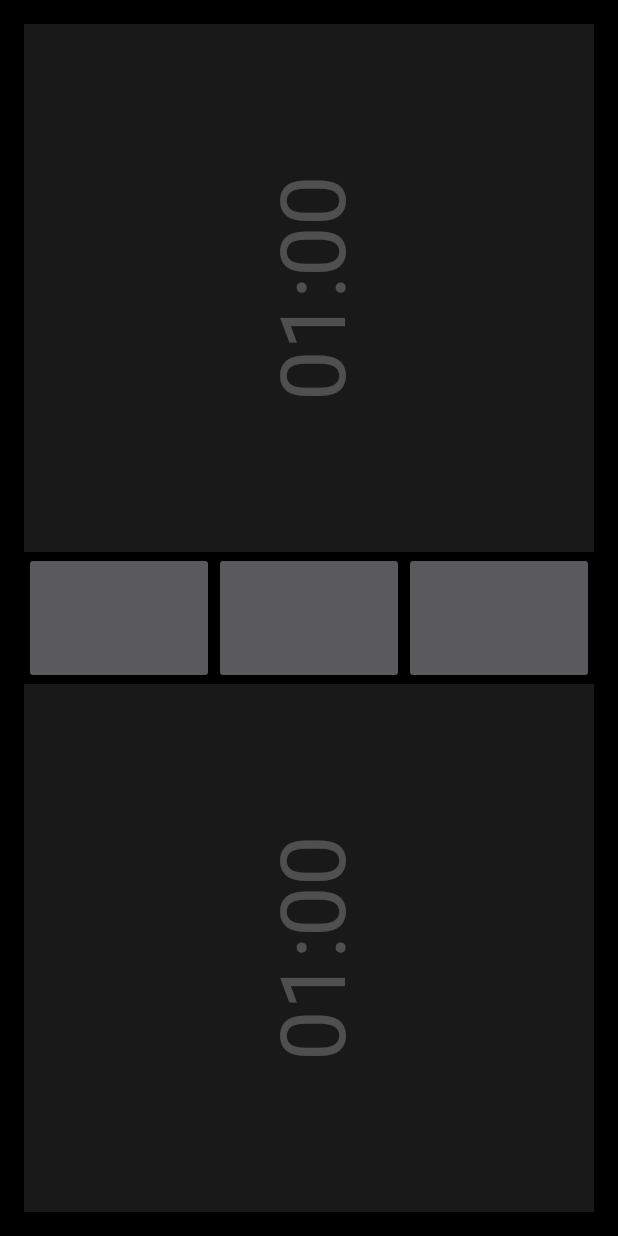
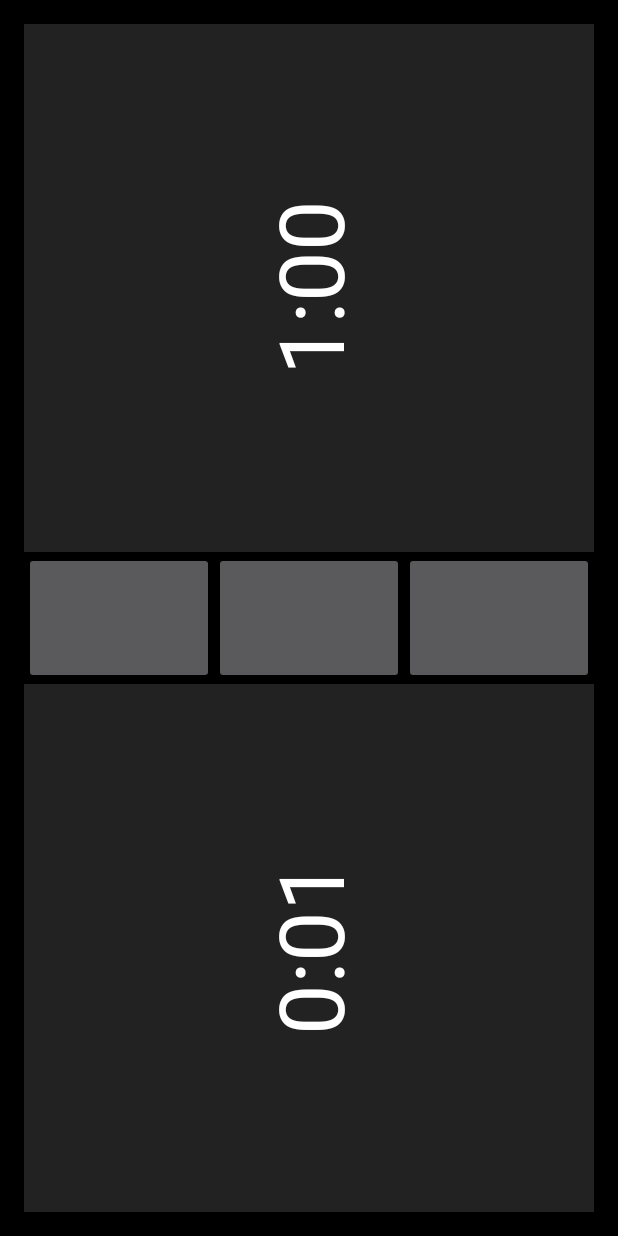
Before and after one commit to jmagine/ChessClock, an Android app: the screen it shows after launch (MainActivity), on a phone screen of 412 x 824 dp. Run offline under Robolectric (Android 15) with nearby library versions, the phone set to English and light mode, and no system bars.

Commit message:
got time format to work with hh/mm as well as mm/ss, option for colon to blink

```diff
--- a/app/src/main/java/com/example/android/chessclock/MainActivity.java
+++ b/app/src/main/java/com/example/android/chessclock/MainActivity.java
@@ -16,30 +16,55 @@ public class MainActivity extends AppCompatActivity {
   final int PLAYER_TOP = 1;
   final int PLAYER_BOT = 2;
 
+  final long HOUR = 3600000;
+  final long MINUTE = 60000;
+  final long SECOND = 1000;
+
+  final int MIN_PER_HOUR = 60;
+  final int SEC_PER_MIN = 60;
+
   long topTime;
   long bottomTime;
   int turn = PAUSE;
+
+  TextView topTimeTV;
+  TextView bottomTimeTV;
+  Button topButton;
+  Button bottomButton;
+  Button pauseButton;
 
   @Override
   protected void onCreate(Bundle savedInstanceState) {
     super.onCreate(savedInstanceState);
     setContentView(R.layout.activity_main);
 
-    topTime = 60000;
-    bottomTime = 60000;
+    topTimeTV = (TextView) findViewById(R.id.topTime);
+    bottomTimeTV = (TextView) findViewById(R.id.bottomTime);
+    topButton = (Button) findViewById(R.id.topButton);
+    bottomButton = (Button) findViewById(R.id.bottomButton);
+    pauseButton = (Button) findViewById(R.id.pauseButton);
+    topTime = 0 * HOUR + 1 * MINUTE;
+    bottomTime = 0 * HOUR + 1 * SECOND;
+
+    //TODO figure out all the intent stuff
+    //Need intent for setting time control
+    //final Bundle bundle1 = getIntent().getExtras();
 
     findViewById(R.id.topButton).setOnTouchListener(new View.OnTouchListener() {
       @Override
       public boolean onTouch(View v, MotionEvent event) {
         switch (event.getAction()) {
           case MotionEvent.ACTION_DOWN:
-            if(bottomTime > 0)
-              findViewById(R.id.bottomButton).setBackgroundColor(0xFF00FFFF);
+            if(bottomTime > 0) {
+              findViewById(R.id.bottomButton).setBackgroundColor(0xFF00CCCC);
+            }
             else
               findViewById(R.id.bottomButton).setBackgroundColor(0xFFFF4444);
 
-            if(topTime > 0)
-              findViewById(R.id.topButton).setBackgroundColor(0x222222CC);
+            if(topTime > 0) {
+              findViewById(R.id.topButton).setBackgroundColor(0xFF222222);
+              //((TextView) findViewById(R.id.topTime)).setText(createTimeString(topTime, 0, true, false));
+            }
             else
               findViewById(R.id.topButton).setBackgroundColor(0xFFFF4444);
 
@@ -56,13 +81,16 @@ public class MainActivity extends AppCompatActivity {
       public boolean onTouch(View v, MotionEvent event) {
         switch (event.getAction()) {
           case MotionEvent.ACTION_DOWN:
-            if(bottomTime > 0)
-              findViewById(R.id.bottomButton).setBackgroundColor(0x222222CC);
+            if(bottomTime > 0) {
+              findViewById(R.id.bottomButton).setBackgroundColor(0xFF222222);
+              //((TextView) findViewById(R.id.bottomTime)).setText(createTimeString(bottomTime, 0, true, false));
+            }
             else
               findViewById(R.id.bottomButton).setBackgroundColor(0xFFFF4444);
 
-            if(topTime > 0)
-              findViewById(R.id.topButton).setBackgroundColor(0xFF00FFFF);
+            if(topTime > 0) {
+              findViewById(R.id.topButton).setBackgroundColor(0xFF00CCCC);
+            }
             else
               findViewById(R.id.topButton).setBackgroundColor(0xFFFF4444);
             findViewById(R.id.pauseButton).setVisibility(View.VISIBLE);
@@ -78,13 +106,17 @@ public class MainActivity extends AppCompatActivity {
       public boolean onTouch(View v, MotionEvent event) {
         switch (event.getAction()) {
           case MotionEvent.ACTION_DOWN:
-            if(bottomTime > 0)
-              findViewById(R.id.bottomButton).setBackgroundColor(0x222222CC);
+            if(bottomTime > 0) {
+              findViewById(R.id.bottomButton).setBackgroundColor(0xFF222222);
+              //((TextView) findViewById(R.id.bottomTime)).setText(createTimeString(bottomTime, 0, true, false));
+            }
             else
               findViewById(R.id.bottomButton).setBackgroundColor(0xFFFF4444);
 
-            if(topTime > 0)
-              findViewById(R.id.topButton).setBackgroundColor(0x222222CC);
+            if(topTime > 0) {
+              findViewById(R.id.topButton).setBackgroundColor(0xFF222222);
+              //((TextView) findViewById(R.id.topTime)).setText(createTimeString(topTime, 0, true, false));
+            }
             else
               findViewById(R.id.topButton).setBackgroundColor(0xFFFF4444);
 
@@ -130,46 +162,88 @@ public class MainActivity extends AppCompatActivity {
     runOnUiThread(new Runnable() {
       @Override
       public void run() {
-        String timeString = "";
-        Button timeButton;
-        TextView timeText;
-        long time;
-        if(turn == PLAYER_TOP) {
-          timeButton = (Button) findViewById(R.id.topButton);
-          timeText = (TextView) findViewById(R.id.topTime);
-          time = topTime;
-        }
-        else if(turn == PLAYER_BOT) {
-          timeButton = (Button) findViewById(R.id.bottomButton);
-          timeText = (TextView) findViewById(R.id.bottomTime);
-          time = bottomTime;
-        }
+        if(turn != PLAYER_TOP || topTime / 1000 % 2 == 1)
+          topTimeTV.setText(createTimeString(topTime, 0, true, false));
         else
-          return;
+          topTimeTV.setText(createTimeString(topTime, 0, false, false));
 
-        //TODO append times to a string instead to make them more dynamic
-        if(time > 0) {
+        if(topTime <= 0)
+          topButton.setBackgroundColor(0xFFFF4444);
 
-          if(time / 60000 < 10)
-            timeString = timeString.concat("0" + time / 60000);
-          else
-            timeString = timeString.concat("" + time / 60000);
-          timeString = timeString.concat(":");
+        if(turn != PLAYER_BOT || bottomTime / 1000 % 2 == 1)
+          bottomTimeTV.setText(createTimeString(bottomTime, 0, true, false));
+        else
+          bottomTimeTV.setText(createTimeString(bottomTime, 0, false, false));
 
-          if((time / 1000) % 60 < 10)
-            timeString = timeString.concat("0" + (time / 1000) % 60);
-          else
-            timeString = timeString.concat("" + (time / 1000) % 60);
-
-          timeText.setText(timeString);
-
-          //timeText.setText("" + time);
-        }
-        else {
-          timeText.setText("00:00");
-          timeButton.setBackgroundColor(0xFFFF4444);
-        }
+        if(bottomTime <= 0)
+          bottomButton.setBackgroundColor(0xFFFF4444);
       }
     });
   }
+
+  public String createTimeString(long time, int displayMode, boolean colon, boolean leadingZero) {
+    String timeString = "";
+    //Process HH:MM format times
+    if(time >= HOUR) {
+      if(time / HOUR < 10 && leadingZero)
+        timeString = timeString.concat("0" + time / HOUR);
+      else
+        timeString = timeString.concat("" + time / HOUR);
+
+      if(colon)
+        timeString = timeString.concat(":");
+      else
+        timeString = timeString.concat(" ");
+
+      if((time / MINUTE) % MIN_PER_HOUR < 10)
+        timeString = timeString.concat("0" + (time / MINUTE) % MIN_PER_HOUR);
+      else
+        timeString = timeString.concat("" + (time / MINUTE) % MIN_PER_HOUR);
+    }
+
+    //Process MM:SS format times
+    else if(time >= MINUTE) {
+      if(time / MINUTE < 10 && leadingZero)
+        timeString = timeString.concat("0" + time / MINUTE);
+      else
+        timeString = timeString.concat("" + time / MINUTE);
+
+      if(colon)
+        timeString = timeString.concat(":");
+      else
+        timeString = timeString.concat(" ");
+
+      if((time / SECOND) % SEC_PER_MIN < 10)
+        timeString = timeString.concat("0" + (time / SECOND) % SEC_PER_MIN);
+      else
+        timeString = timeString.concat("" + (time / SECOND) % SEC_PER_MIN);
+    }
+
+    //Process < 1 minute times
+    else if(time > 0) {
+      if(time / MINUTE < 10 && leadingZero)
+        timeString = timeString.concat("0" + time / MINUTE);
+      else
+        timeString = timeString.concat("" + time / MINUTE);
+
+      if(colon)
+        timeString = timeString.concat(":");
+      else
+        timeString = timeString.concat(" ");
+
+      if((time / SECOND) % SEC_PER_MIN < 10)
+        timeString = timeString.concat("0" + (time / SECOND) % SEC_PER_MIN);
+      else
+        timeString = timeString.concat("" + (time / SECOND) % SEC_PER_MIN);
+    }
+
+    //Process 0 or negative times
+    else {
+      if(leadingZero)
+        timeString = "00:00";
+      else
+        timeString = "0:00";
+    }
+    return timeString;
+  }
 }
--- a/app/src/main/res/layout/activity_main.xml
+++ b/app/src/main/res/layout/activity_main.xml
@@ -31,19 +31,20 @@
         android:layout_width="match_parent"
         android:layout_height="match_parent"
         android:background="#222"
-        android:alpha="0.75"/>
+        android:alpha="1"/>
 
       <TextView
         android:id="@+id/topTime"
         android:layout_width="wrap_content"
         android:layout_height="wrap_content"
+        android:layout_centerHorizontal="true"
         android:layout_centerVertical="true"
-        android:layout_centerHorizontal="true"
         android:rotation="-90"
         android:clickable="false"
         android:text="01:00"
         android:textSize="60sp"
-        android:textColor="#fff"/>
+        android:textColor="#fff"
+        android:elevation="10dp"/>
 
     </RelativeLayout>
 
@@ -83,19 +84,20 @@
         android:layout_width="match_parent"
         android:layout_height="match_parent"
         android:background="#222"
-        android:alpha="0.75"/>
+        android:alpha="1"/>
 
       <TextView
         android:id="@+id/bottomTime"
         android:layout_width="wrap_content"
         android:layout_height="wrap_content"
+        android:layout_centerHorizontal="true"
         android:layout_centerVertical="true"
-        android:layout_centerHorizontal="true"
         android:rotation="-90"
         android:clickable="false"
         android:text="01:00"
         android:textSize="60sp"
-        android:textColor="#fff"/>
+        android:textColor="#fff"
+        android:elevation="10dp"/>
 
     </RelativeLayout>
 
```
